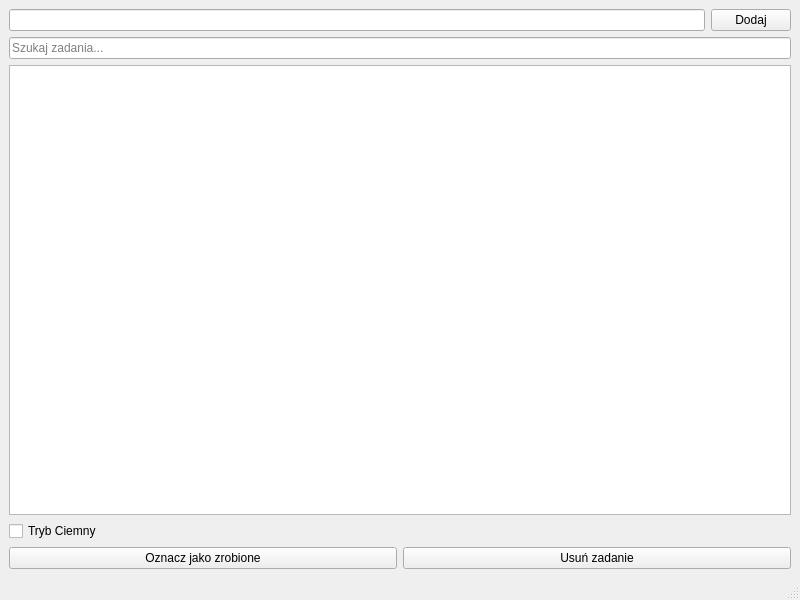
Qt form ui/mainwindow.ui (MichalNalewajko1/ToDoList) before a commit.
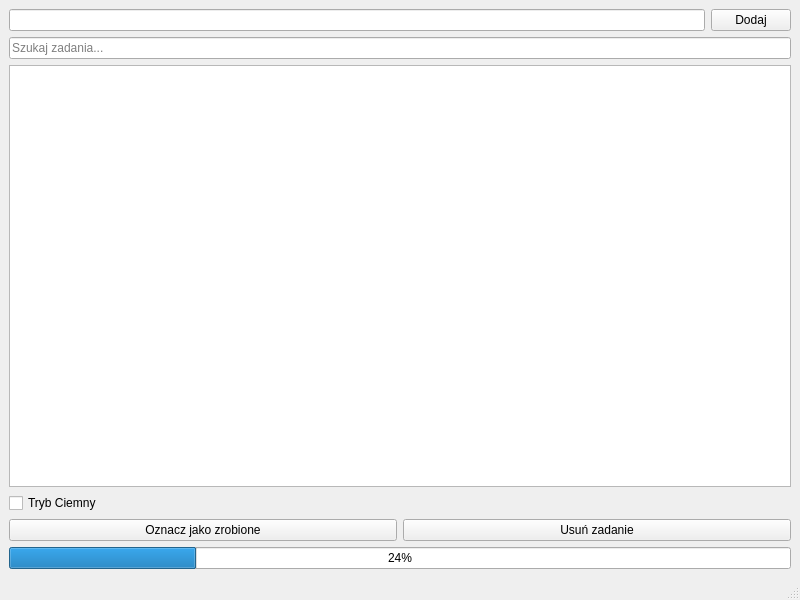
The same form after that commit.

Commit message: dodanie paska progresu

```diff
--- a/ui/mainwindow.ui
+++ b/ui/mainwindow.ui
@@ -64,6 +64,13 @@
       </item>
      </layout>
     </item>
+    <item>
+     <widget class="QProgressBar" name="progressBar">
+      <property name="value">
+       <number>24</number>
+      </property>
+     </widget>
+    </item>
    </layout>
   </widget>
   <widget class="QMenuBar" name="menubar">
```
The commit also changes 2 other files.
